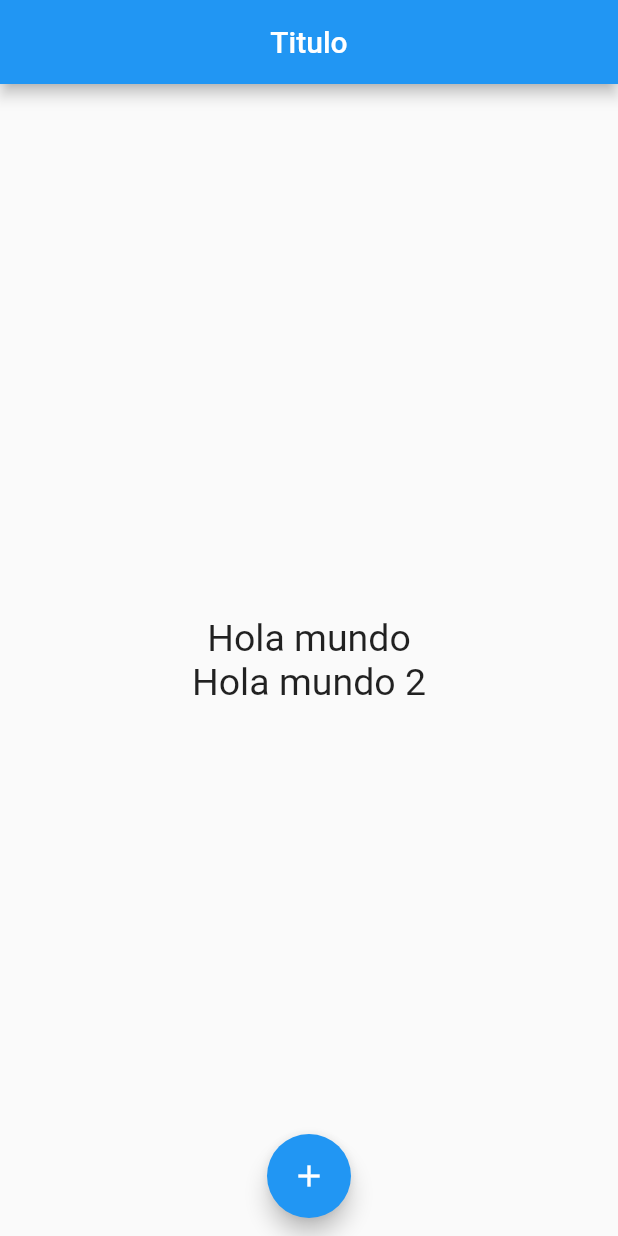
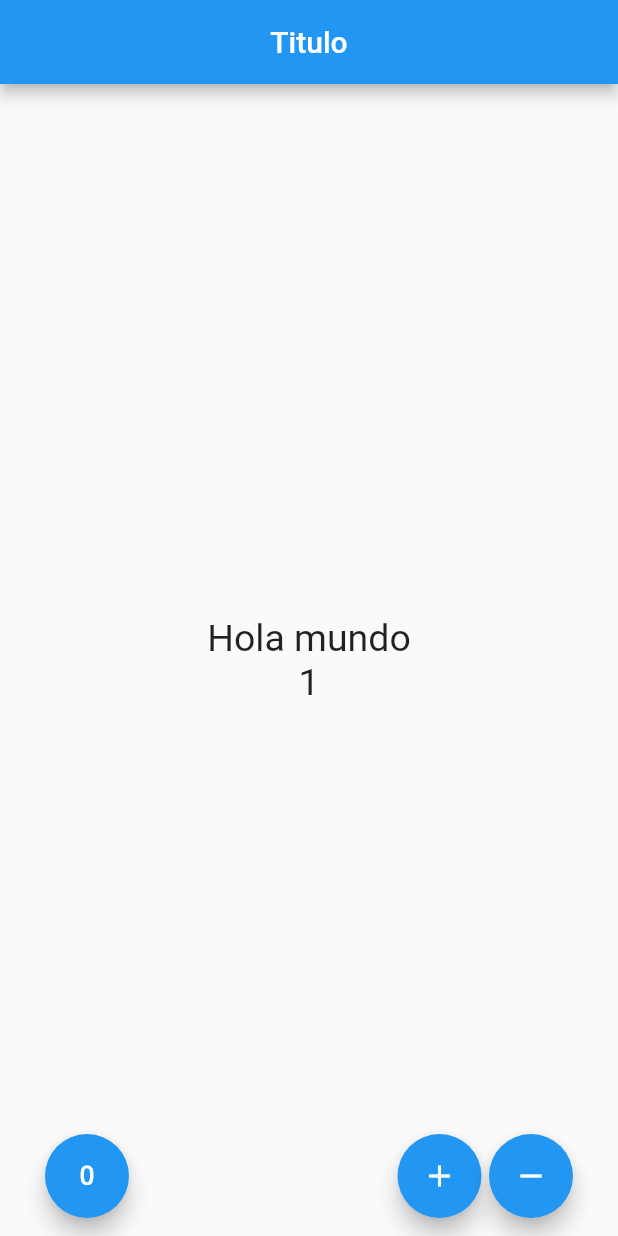
Before and after one commit to 70r63x/flutter-app, a Flutter app: the screen it shows after launch, after a tap on the "add" icon, on a phone screen of 412 x 824 dp. Run offline on Flutter 3.47's test engine with Material 2 defaults, Android fonts, the phone set to English and light mode, and no system bars.

Commit message:
conteo de numero stateful

```diff
--- a/lib/src/app.dart
+++ b/lib/src/app.dart
@@ -1,14 +1,17 @@
 import 'package:flutter/material.dart';
 
-import 'package:flutter_vs_code/src/home_page.dart';
+// import 'package:flutter_vs_code/src/pages/home_page.dart';
+import 'package:flutter_vs_code/src/pages/contador.dart';
 
 class MyApp extends StatelessWidget {
 
   @override
   Widget build( context ){
     return MaterialApp(
+      debugShowCheckedModeBanner: false,
       home: Center(
-        child: HomePage()
+        // child: HomePage()
+        child: ContadorPage(),
       )
     );
   }
--- /dev/null
+++ b/lib/src/pages/contador.dart
@@ -0,0 +1,69 @@
+import 'package:flutter/material.dart';
+
+class ContadorPage extends StatefulWidget{
+  @override
+  createState() => _ContadorState();
+}
+
+class _ContadorState extends State<ContadorPage> {
+
+  final _theme = new TextStyle(fontSize: 25);
+  int _cont = 0;
+
+  @override
+  Widget build(BuildContext context) {
+    return Scaffold(
+      appBar: AppBar(
+        title: Text('Titulo'),
+        centerTitle: true
+      ),
+      body: Center(
+        child: Column(
+          mainAxisAlignment: MainAxisAlignment.center,
+          children: <Widget>[
+            Text('Hola mundo', style: _theme),
+            Text('$_cont', style: _theme)
+          ],
+          )
+      ),
+      floatingActionButton: _crearBotones(),
+      floatingActionButtonLocation: FloatingActionButtonLocation.miniCenterFloat,
+    );
+  }
+
+  Widget _crearBotones(){
+    return Row(
+      mainAxisAlignment: MainAxisAlignment.end,
+      children: <Widget>[
+        SizedBox(width: 30),
+        FloatingActionButton(
+          onPressed: () {
+            print("activado");
+            setState(() {
+              _cont = 0;
+            });
+          },
+          child: Icon( Icons.exposure_zero ),
+        ),
+        Expanded(child: SizedBox(width: 5.0)),
+        FloatingActionButton(
+          onPressed: () {
+            print("activado");
+            setState(() => _cont = _cont + 1 );
+          },
+          child: Icon( Icons.add ),
+        ),
+        SizedBox(width: 5.0),
+        FloatingActionButton(
+          onPressed: () {
+            print("activado");
+            setState(() => _cont = _cont - 1 );
+          },
+          child: Icon( Icons.remove ),
+        ),
+        SizedBox(width: 30)
+      ],
+    );
+  }
+
+}
--- a/lib/src/home_page.dart
+++ b/lib/src/pages/home_page.dart
@@ -6,6 +6,7 @@ import 'package:flutter/material.dart';
 class HomePage extends StatelessWidget{
 
   final theme = new TextStyle(fontSize: 25);
+  final cont = 10;
 
   @override
   Widget build(BuildContext context) {
@@ -19,13 +20,14 @@ class HomePage extends StatelessWidget{
           mainAxisAlignment: MainAxisAlignment.center,
           children: <Widget>[
             Text('Hola mundo', style: theme),
-            Text('Hola mundo 2', style: theme),
+            Text('$cont', style: theme)
           ],
           )
       ),
       floatingActionButton: FloatingActionButton(
         onPressed: () {
           print("activado");
+
         },
         child: Icon( Icons.add ),
       ),
```
